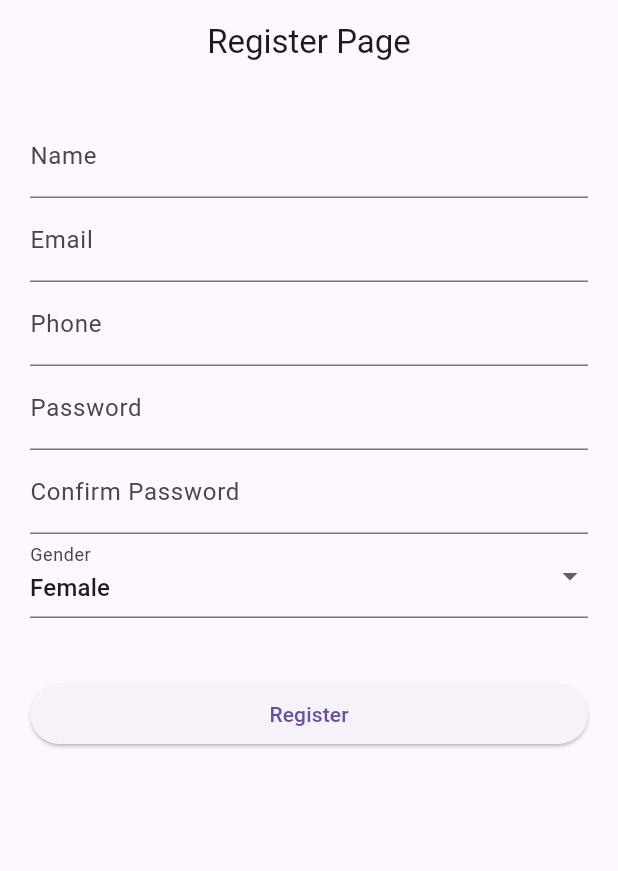
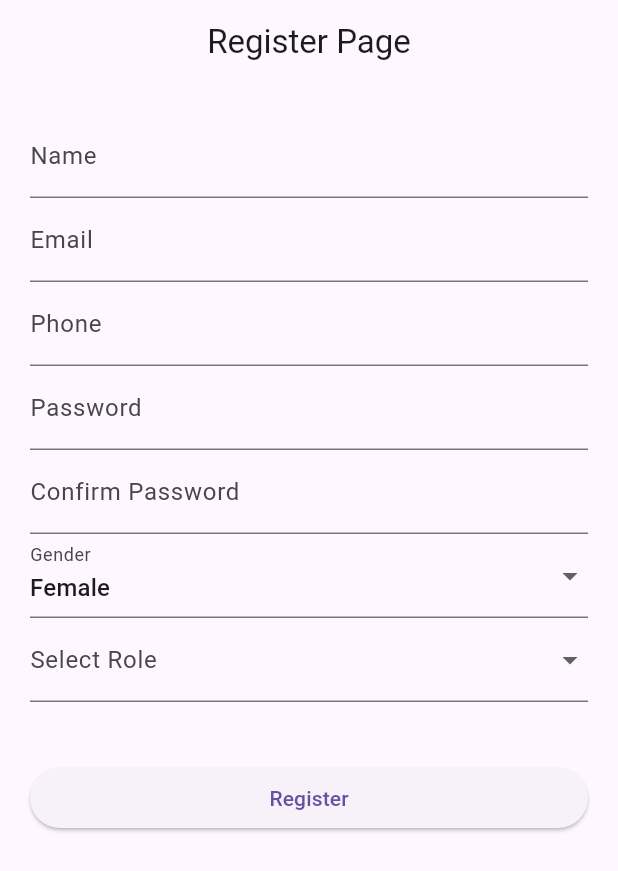
Before and after one commit to salma-elmaghawry/Cloozy-App, a Flutter app: the screen it shows after launch, on a phone screen of 412 x 824 dp. Shown: the top 871 px of the screen. Run offline on Flutter 3.47's test engine with Material 3 defaults, Android fonts, the phone set to English and light mode, and no system bars; our stand-ins replace bloc, dio, flutter_bloc, flutter_secure_storage.

Commit message:
register ui v1

```diff
--- a/lib/Features/Auth/manager/cubits/register/register_state.dart
+++ b/lib/Features/Auth/manager/cubits/register/register_state.dart
@@ -8,7 +8,7 @@ final class RegisterInitial extends RegisterState {}
 final class RegisterLoading extends RegisterState {}
 
 final class RegisterSuccess extends RegisterState {
-  final RegisterResonse response;
+  final RegisterResponse response;
   RegisterSuccess(this.response);
 }
 
--- a/lib/Features/Auth/manager/models/register_model.dart
+++ b/lib/Features/Auth/manager/models/register_model.dart
@@ -13,7 +13,7 @@ class RegisterRequest {
       required this.password,
       required this.gender,
       required this.passwordConfirmation,
-      this.roleId = 2});
+      required this.roleId});
   Map<String, dynamic> toJson() => {
         "name": name,
         "email": email,
@@ -25,13 +25,13 @@ class RegisterRequest {
       };
 }
 
-class RegisterResonse {
+class RegisterResponse {
   final String message;
   final String token;
 
-  RegisterResonse({required this.message, required this.token});
-  factory RegisterResonse.fromJson(Map<String, dynamic> json) {
-    return RegisterResonse(
+  RegisterResponse({required this.message, required this.token});
+  factory RegisterResponse.fromJson(Map<String, dynamic> json) {
+    return RegisterResponse(
       message: json["message"],
       token: json["token"],
     );
--- a/lib/Features/Auth/views/register_page.dart
+++ b/lib/Features/Auth/views/register_page.dart
@@ -16,6 +16,13 @@ class RegisterPage extends StatelessWidget {
   final _passwordController = TextEditingController();
   final _confirmPasswordController = TextEditingController();
   String _gender = 'Female';
+  int? _selectedRoleId;
+
+  final List<Map<String, dynamic>> _roles = [
+    {'id': 1, 'name': 'Admin'},
+    {'id': 2, 'name': 'Brand'},
+    {'id': 3, 'name': 'Customer'},
+  ];
 
   @override
   Widget build(BuildContext context) {
@@ -35,8 +42,8 @@ class RegisterPage extends StatelessWidget {
           }
           if (state is RegisterSuccess) {
             Navigator.pushReplacement(
-                context, MaterialPageRoute(
-                  builder: (_)=>HomePage()),
+              context,
+              MaterialPageRoute(builder: (_) => HomePage()),
             );
           }
         },
@@ -83,6 +90,21 @@ class RegisterPage extends StatelessWidget {
                   //gender
                   GenderDropdown(
                       value: _gender, onChange: (value) => _gender = value!),
+                  //Select role
+
+                  DropdownButtonFormField<int>(
+                    value: _selectedRoleId,
+                    decoration: const InputDecoration(labelText: 'Select Role'),
+                    items: _roles.map((role) {
+                      return DropdownMenuItem<int>(
+                        value: role['id'],
+                        child: Text(role['name']),
+                      );
+                    }).toList(),
+                    onChanged: (value) => _selectedRoleId = value,
+                    validator: (value) =>
+                        value == null ? 'Please select a role' : null,
+                  ),
                   SizedBox(height: 40),
                   BlocBuilder<RegisterCubit, RegisterState>(
                       builder: (context, state) {
@@ -99,7 +121,9 @@ class RegisterPage extends StatelessWidget {
                               password: _passwordController.text,
                               gender: _gender,
                               passwordConfirmation:
-                                    _confirmPasswordController.text);
+                                  _confirmPasswordController.text,
+                              roleId: _selectedRoleId!,
+                            );
 
                             context.read<RegisterCubit>().registerUser(request);
                           }
```
Also changed, not shown: lib/Features/Auth/manager/repository/auth_repository.dart (+16 -15 lines). Lines whose indentation alone changed are shown as unchanged.
